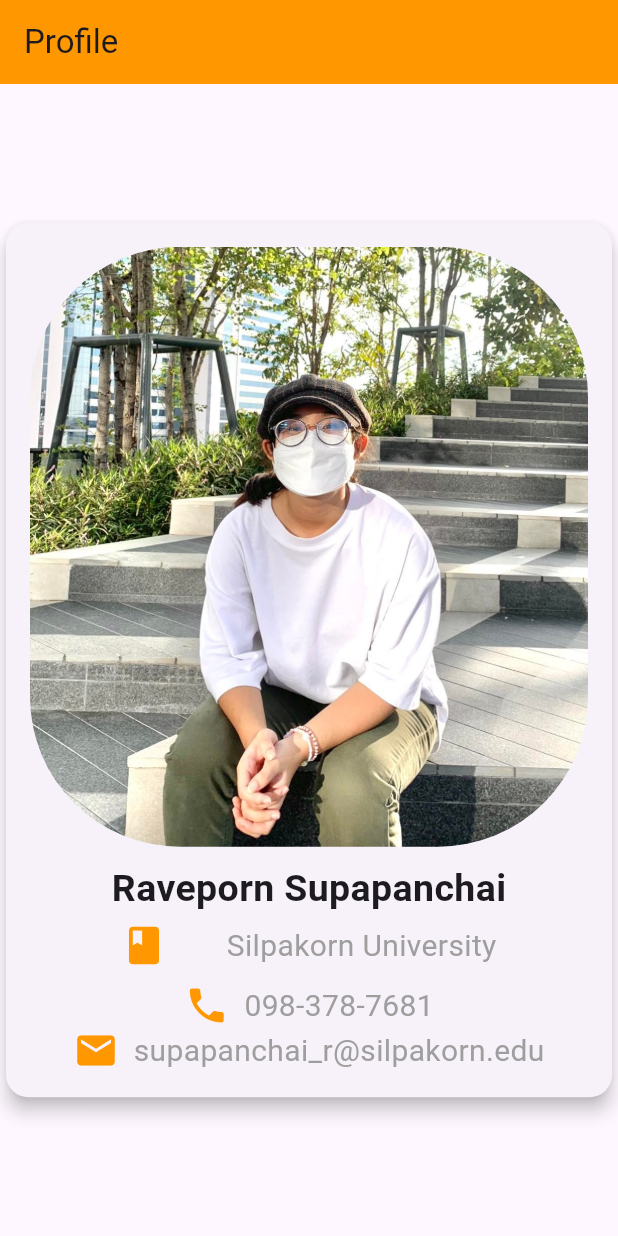
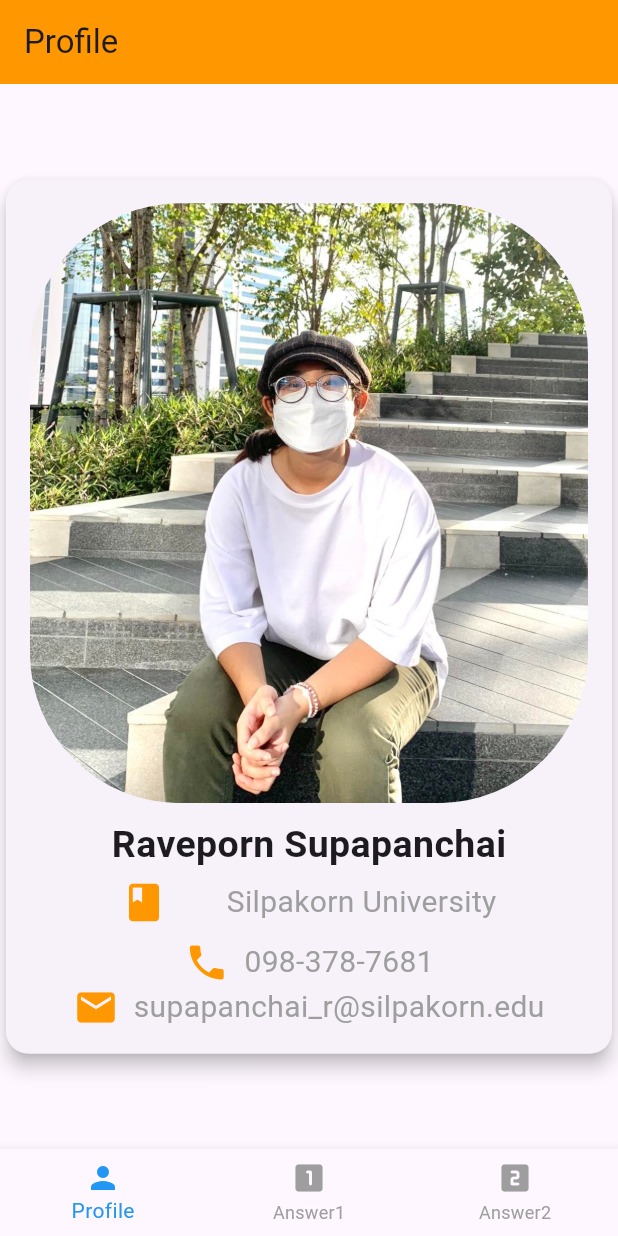
Before and after one commit to ravepornsp/final_exam_650710714, a Flutter app: the screen it shows after launch, on a phone screen of 412 x 824 dp. Run offline on Flutter 3.47's test engine with Material 3 defaults, Android fonts, the light colour scheme and no system bars.

Commit message:
final-exam

```diff
--- /dev/null
+++ b/lib/component/navbar.dart
@@ -0,0 +1,47 @@
+import 'package:flutter/material.dart';
+
+class BottomNavbar extends StatelessWidget {
+  final int currentIndex;
+
+  const BottomNavbar({Key? key, required this.currentIndex}) : super(key: key);
+
+  void _onItemTapped(BuildContext context, int index) {
+    String routeName = '';
+
+    if (index == 0) {
+      routeName = '/profile';
+    } else if (index == 1) {
+      routeName = '/answer1';
+    } else if (index == 2) {
+      routeName = '/answer2';
+    }
+
+    if (routeName.isNotEmpty && ModalRoute.of(context)?.settings.name != routeName) {
+      Navigator.pushReplacementNamed(context, routeName);
+    }
+  }
+
+  @override
+  Widget build(BuildContext context) {
+    return BottomNavigationBar(
+      currentIndex: currentIndex,
+      onTap: (index) => _onItemTapped(context, index),
+      selectedItemColor: Colors.blue,
+      unselectedItemColor: Colors.grey,
+      items: const [
+        BottomNavigationBarItem(
+          icon: Icon(Icons.person),
+          label: 'Profile',
+        ),
+        BottomNavigationBarItem(
+          icon: Icon(Icons.looks_one_rounded),
+          label: 'Answer1',
+        ),
+        BottomNavigationBarItem(
+          icon: Icon(Icons.looks_two_rounded),
+          label: 'Answer2',
+        ),
+      ],
+    );
+  }
+}
--- a/lib/main.dart
+++ b/lib/main.dart
@@ -1,3 +1,5 @@
+import 'package:final_exam_650710714/answer1.dart';
+import 'package:final_exam_650710714/answer2.dart';
 import 'package:flutter/material.dart';
 import 'profile.dart';
 
@@ -15,6 +17,8 @@ class MyApp extends StatelessWidget {
       initialRoute: '/profile',
       routes: {
         '/profile': (context) => const Profile(),
+        '/answer1': (context) => RegistrationForm(),
+        '/answer2': (context) => CalculatorForm(),
       },
     );
   }
--- a/lib/profile.dart
+++ b/lib/profile.dart
@@ -1,4 +1,5 @@
 import 'package:flutter/material.dart';
+import './component/navbar.dart';
 
 class Profile extends StatelessWidget {
   const Profile({Key? key}) : super(key: key);
@@ -87,6 +88,7 @@ class Profile extends StatelessWidget {
           ),
         ),
       ),
+      bottomNavigationBar: const BottomNavbar(currentIndex: 0),
     );
   }
 }
```
Also changed, not shown: lib/answer1.dart (added, +100 -0 lines), lib/answer2.dart (added, +156 -0 lines).
